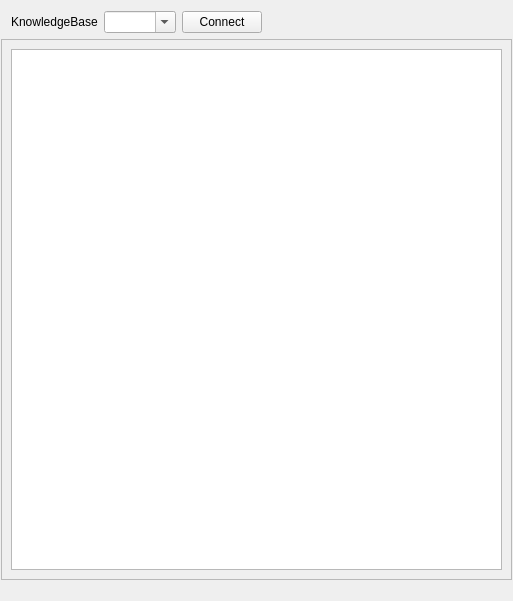
This is src/kb_rqt_plugin/resource/main.ui in ros-hybrid-behaviour-planner/knowledge_base as Qt 5 draws it before an edit. The edited form follows.
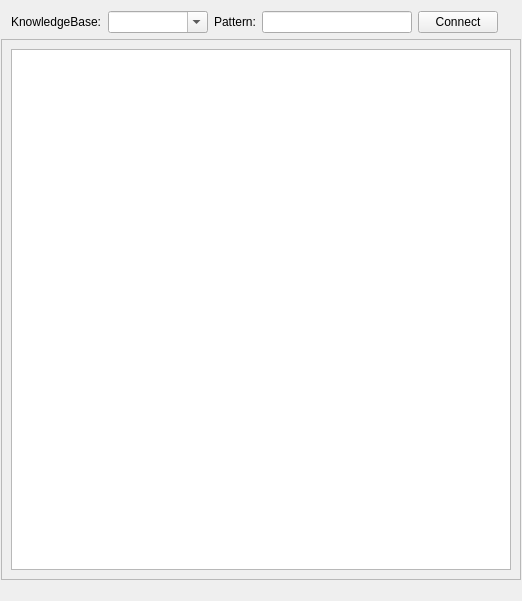
This is the edited form.

Commit message: Added pattern function to KB Monitor, improved init with additional thread

Diff of the .ui file:
```diff
--- a/src/kb_rqt_plugin/resource/main.ui
+++ b/src/kb_rqt_plugin/resource/main.ui
@@ -49,7 +49,7 @@
         </sizepolicy>
        </property>
        <property name="text">
-        <string>KnowledgeBase</string>
+        <string>KnowledgeBase:</string>
        </property>
        <property name="alignment">
         <set>Qt::AlignLeading|Qt::AlignLeft|Qt::AlignVCenter</set>
@@ -67,9 +67,59 @@
          <verstretch>0</verstretch>
         </sizepolicy>
        </property>
+       <property name="minimumSize">
+        <size>
+         <width>100</width>
+         <height>0</height>
+        </size>
+       </property>
        <property name="editable">
         <bool>true</bool>
        </property>
+       <property name="sizeAdjustPolicy">
+        <enum>QComboBox::AdjustToContents</enum>
+       </property>
+      </widget>
+     </item>
+     <item>
+      <widget class="QLabel" name="labelPattern">
+       <property name="sizePolicy">
+        <sizepolicy hsizetype="Preferred" vsizetype="Fixed">
+         <horstretch>0</horstretch>
+         <verstretch>0</verstretch>
+        </sizepolicy>
+       </property>
+       <property name="toolTip">
+        <string/>
+       </property>
+       <property name="text">
+        <string>Pattern:</string>
+       </property>
+      </widget>
+     </item>
+     <item>
+      <widget class="QLineEdit" name="kbPatternlineEdit">
+       <property name="sizePolicy">
+        <sizepolicy hsizetype="MinimumExpanding" vsizetype="Fixed">
+         <horstretch>0</horstretch>
+         <verstretch>0</verstretch>
+        </sizepolicy>
+       </property>
+       <property name="minimumSize">
+        <size>
+         <width>150</width>
+         <height>0</height>
+        </size>
+       </property>
+       <property name="toolTip">
+        <string/>
+       </property>
+       <property name="toolTipDuration">
+        <number>-1</number>
+       </property>
+       <property name="statusTip">
+        <string/>
+       </property>
       </widget>
      </item>
      <item>
@@ -117,7 +167,7 @@
         <x>0</x>
         <y>0</y>
         <width>509</width>
-        <height>247</height>
+        <height>210</height>
        </rect>
       </property>
       <property name="sizePolicy">
```
The commit also changes 1 other file.
